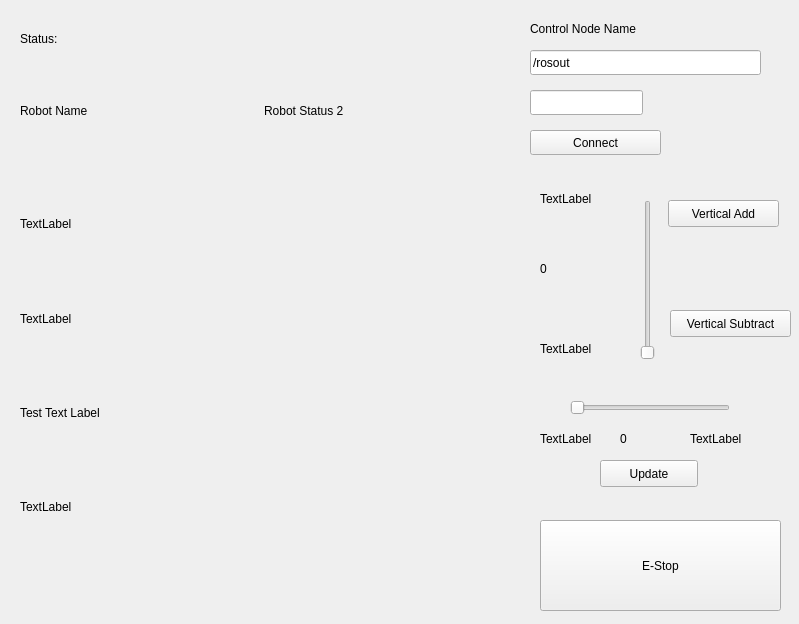
The window that client/resource/MyPlugin.ui (CWRUbotix/NASA-RMC-2019) describes before a commit, drawn with Qt 5.
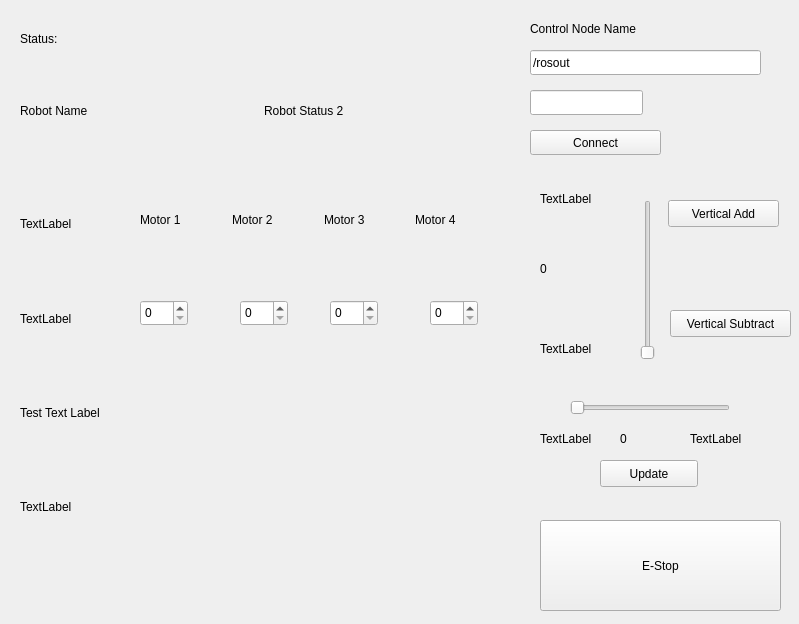
The same window after the commit.

Commit message: Slightly revamping UI for fine motor control capability

Patch:
```diff
--- a/client/resource/MyPlugin.ui
+++ b/client/resource/MyPlugin.ui
@@ -31,7 +31,7 @@
     <rect>
      <x>20</x>
      <y>180</y>
-     <width>221</width>
+     <width>105</width>
      <height>371</height>
     </rect>
    </property>
@@ -105,17 +105,6 @@
     </item>
    </layout>
   </widget>
-  <widget class="QWidget" name="horizontalLayoutWidget_2">
-   <property name="geometry">
-    <rect>
-     <x>260</x>
-     <y>180</y>
-     <width>241</width>
-     <height>371</height>
-    </rect>
-   </property>
-   <layout class="QHBoxLayout" name="horizontalLayout_2"/>
-  </widget>
   <widget class="QSlider" name="verticalSpeedSlider">
    <property name="geometry">
     <rect>
@@ -308,6 +297,86 @@
     <string>0</string>
    </property>
   </widget>
+  <widget class="QWidget" name="horizontalLayoutWidget_2">
+   <property name="geometry">
+    <rect>
+     <x>140</x>
+     <y>180</y>
+     <width>361</width>
+     <height>80</height>
+    </rect>
+   </property>
+   <layout class="QHBoxLayout" name="horizontalLayout_2">
+    <item>
+     <widget class="QLabel" name="label">
+      <property name="text">
+       <string>Motor 1</string>
+      </property>
+     </widget>
+    </item>
+    <item>
+     <widget class="QLabel" name="label_2">
+      <property name="text">
+       <string>Motor 2</string>
+      </property>
+     </widget>
+    </item>
+    <item>
+     <widget class="QLabel" name="label_3">
+      <property name="text">
+       <string>Motor 3</string>
+      </property>
+     </widget>
+    </item>
+    <item>
+     <widget class="QLabel" name="label_4">
+      <property name="text">
+       <string>Motor 4</string>
+      </property>
+     </widget>
+    </item>
+   </layout>
+  </widget>
+  <widget class="QSpinBox" name="motor1_spinbox">
+   <property name="geometry">
+    <rect>
+     <x>140</x>
+     <y>300</y>
+     <width>48</width>
+     <height>26</height>
+    </rect>
+   </property>
+  </widget>
+  <widget class="QSpinBox" name="motor2_spinbox">
+   <property name="geometry">
+    <rect>
+     <x>240</x>
+     <y>300</y>
+     <width>48</width>
+     <height>26</height>
+    </rect>
+   </property>
+  </widget>
+  <widget class="QSpinBox" name="motor3_spinbox">
+   <property name="geometry">
+    <rect>
+     <x>330</x>
+     <y>300</y>
+     <width>48</width>
+     <height>26</height>
+    </rect>
+   </property>
+  </widget>
+  <widget class="QSpinBox" name="motor4_spinbox">
+   <property name="geometry">
+    <rect>
+     <x>430</x>
+     <y>300</y>
+     <width>48</width>
+     <height>26</height>
+    </rect>
+   </property>
+  </widget>
  </widget>
  <resources/>
  <connections/>
```
Left out of the diff: 2 changed lines with no effect on the pictures. The commit also changes 3 other files.
